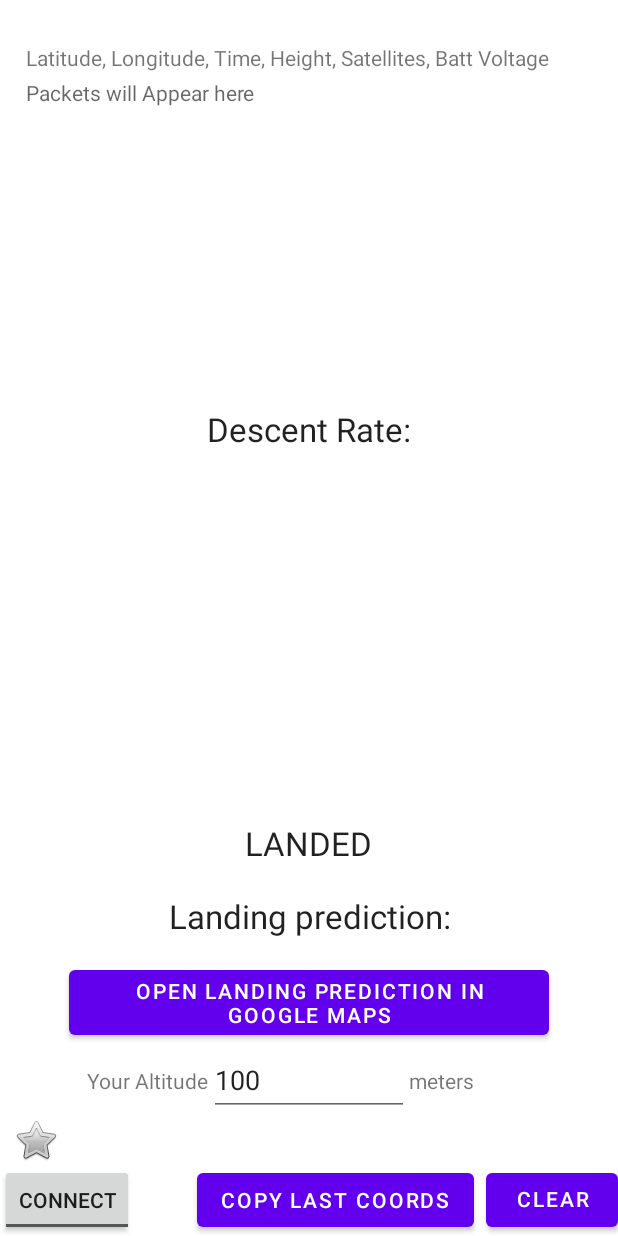
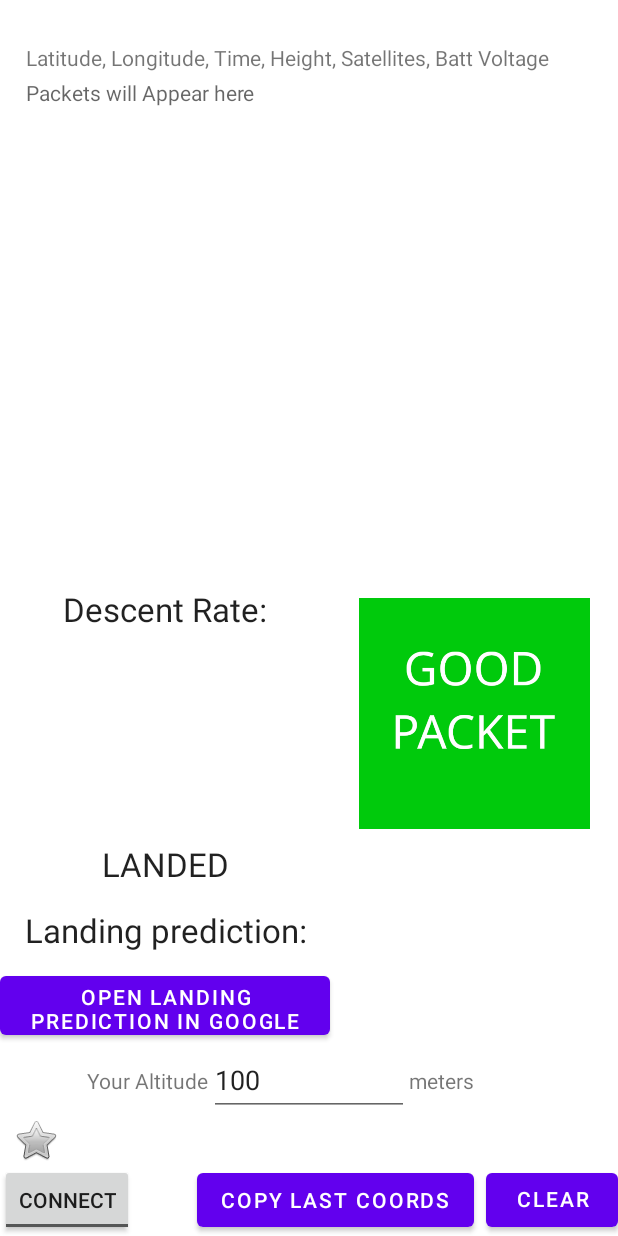
Before and after one commit to parchedpacha/LandingPredictApp, an Android app: the layout activity_main.xml on its own in the app's theme, with its tools: preview values and no code run, on a phone screen of 412 x 824 dp. Run offline under Robolectric (Android 15) with nearby library versions, the phone set to English and light mode, and no system bars.

Commit message:
Added packet quality indicator

```diff
--- a/app/src/main/res/layout/activity_main.xml
+++ b/app/src/main/res/layout/activity_main.xml
@@ -9,26 +9,24 @@
 
     <TextView
         android:id="@+id/LANDED_Text_view"
-        android:layout_width="190dp"
-        android:layout_height="37dp"
+        android:layout_width="220dp"
+        android:layout_height="38dp"
         android:gravity="center"
         android:text="LANDED"
         android:textAllCaps="true"
         android:textAppearance="@style/TextAppearance.AppCompat.Large"
         app:layout_constraintBottom_toTopOf="@+id/landing_prediction_area"
-        app:layout_constraintEnd_toEndOf="parent"
-        app:layout_constraintHorizontal_bias="0.497"
         app:layout_constraintStart_toStartOf="parent" />
 
     <TextView
         android:id="@+id/Descent_Rate_Text_view"
-        android:layout_width="178dp"
-        android:layout_height="61dp"
+        android:layout_width="220dp"
+        android:layout_height="58dp"
         android:gravity="center"
         android:text="@string/DescentRateLabel"
         android:textAllCaps="false"
         android:textAppearance="@style/TextAppearance.AppCompat.Large"
-        app:layout_constraintEnd_toEndOf="parent"
+        app:layout_constraintBottom_toTopOf="@+id/LANDED_Text_view"
         app:layout_constraintStart_toStartOf="parent"
         app:layout_constraintTop_toBottomOf="@+id/scrollView2" />
 
@@ -52,24 +50,22 @@
 
     <Button
         android:id="@+id/button"
-        android:layout_width="wrap_content"
-        android:layout_height="wrap_content"
+        android:layout_width="220dp"
+        android:layout_height="51dp"
         android:onClick="send_to_gmaps_callback"
         android:text="@string/landing_prediction_gmaps_btn_txt"
         app:layout_constraintBottom_toTopOf="@+id/user_altitude_edit_text"
-        app:layout_constraintEnd_toEndOf="parent"
         app:layout_constraintStart_toStartOf="parent" />
 
     <TextView
         android:id="@+id/landing_prediction_area"
-        android:layout_width="292dp"
-        android:layout_height="60dp"
+        android:layout_width="220dp"
+        android:layout_height="49dp"
+        android:gravity="center"
         android:text="@string/landing_prediction"
         android:textAllCaps="false"
-        android:gravity="center"
         android:textAppearance="@style/TextAppearance.AppCompat.Large"
         app:layout_constraintBottom_toTopOf="@+id/button"
-        app:layout_constraintEnd_toEndOf="parent"
         app:layout_constraintStart_toStartOf="parent" />
 
     <ScrollView
@@ -210,4 +206,31 @@
         app:layout_constraintEnd_toEndOf="@+id/scrollView2"
         app:layout_constraintStart_toStartOf="@+id/scrollView2" />
 
+    <ImageView
+        android:id="@+id/bad_packet_view"
+        android:layout_width="157dp"
+        android:layout_height="154dp"
+        app:layout_constraintBottom_toTopOf="@+id/user_altitude_edit_text"
+        app:layout_constraintEnd_toEndOf="parent"
+        app:layout_constraintStart_toEndOf="@+id/LANDED_Text_view"
+        app:layout_constraintTop_toBottomOf="@+id/scrollView2"
+        app:srcCompat="@drawable/bad_packet" />
+    <ImageView
+        android:id="@+id/no_packet_view"
+        android:layout_width="157dp"
+        android:layout_height="154dp"
+        app:layout_constraintBottom_toTopOf="@+id/user_altitude_edit_text"
+        app:layout_constraintEnd_toEndOf="parent"
+        app:layout_constraintStart_toEndOf="@+id/LANDED_Text_view"
+        app:layout_constraintTop_toBottomOf="@+id/scrollView2"
+        app:srcCompat="@drawable/no_packet" />
+    <ImageView
+        android:id="@+id/good_packet_view"
+        android:layout_width="157dp"
+        android:layout_height="154dp"
+        app:layout_constraintBottom_toTopOf="@+id/user_altitude_edit_text"
+        app:layout_constraintEnd_toEndOf="parent"
+        app:layout_constraintStart_toEndOf="@+id/LANDED_Text_view"
+        app:layout_constraintTop_toBottomOf="@+id/scrollView2"
+        app:srcCompat="@drawable/good_packet" />
 </androidx.constraintlayout.widget.ConstraintLayout>
```
Also changed, not shown: app/src/main/java/net/squishypigs/serialgpsrxv3/MainActivity.java (+19 -0 lines), app/src/main/java/net/squishypigs/serialgpsrxv3/Predict.java (+37 -18 lines), app/src/main/res/drawable/bad_packet.png (added), app/src/main/res/drawable/good_packet.png (added), app/src/main/res/drawable/no_packet.png (added).
